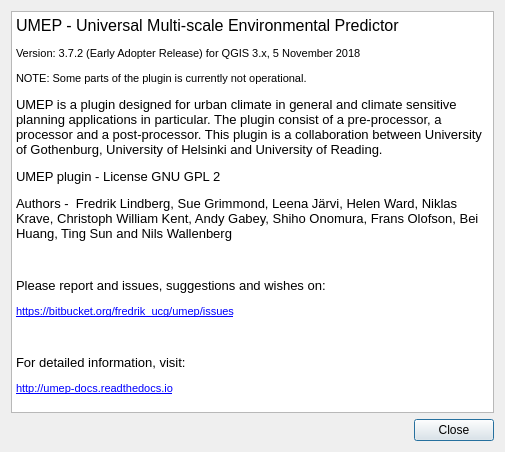
First picture: the form in UMEP_about.ui, repository UMEP-dev/UMEP, before the edit.
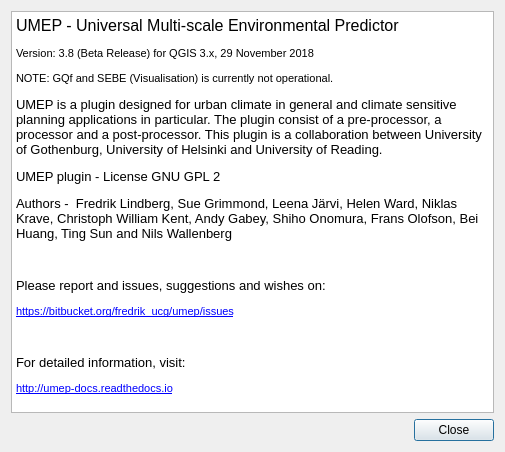
Second picture: the form after the edit.

Commit message: 3.8   : LQf now operational (beta). Bugfix in SuewsSimple and SuewsAnalyzer.

```diff
--- a/UMEP_about.ui
+++ b/UMEP_about.ui
@@ -31,8 +31,8 @@
 p, li { white-space: pre-wrap; }
 &lt;/style&gt;&lt;/head&gt;&lt;body style=&quot; font-family:'MS Shell Dlg 2'; font-size:8.25pt; font-weight:400; font-style:normal;&quot;&gt;
 &lt;p style=&quot; margin-top:0px; margin-bottom:0px; margin-left:0px; margin-right:0px; -qt-block-indent:0; text-indent:0px;&quot;&gt;&lt;span style=&quot; font-size:12pt;&quot;&gt;UMEP - Universal Multi-scale Environmental Predictor &lt;/span&gt;&lt;/p&gt;
-&lt;p style=&quot; margin-top:12px; margin-bottom:12px; margin-left:0px; margin-right:0px; -qt-block-indent:0; text-indent:0px;&quot;&gt;&lt;span style=&quot; font-size:8pt;&quot;&gt;Version: 3.7.2 (Early Adopter Release) for QGIS 3.x, 5 November 2018&lt;/span&gt;&lt;/p&gt;
-&lt;p style=&quot; margin-top:12px; margin-bottom:12px; margin-left:0px; margin-right:0px; -qt-block-indent:0; text-indent:0px;&quot;&gt;&lt;span style=&quot; font-size:8pt;&quot;&gt;NOTE: Some parts of the plugin is currently not operational.&lt;/span&gt;&lt;/p&gt;
+&lt;p style=&quot; margin-top:12px; margin-bottom:12px; margin-left:0px; margin-right:0px; -qt-block-indent:0; text-indent:0px;&quot;&gt;&lt;span style=&quot; font-size:8pt;&quot;&gt;Version: 3.8 (Beta Release) for QGIS 3.x, 29 November 2018&lt;/span&gt;&lt;/p&gt;
+&lt;p style=&quot; margin-top:12px; margin-bottom:12px; margin-left:0px; margin-right:0px; -qt-block-indent:0; text-indent:0px;&quot;&gt;&lt;span style=&quot; font-size:8pt;&quot;&gt;NOTE: GQf and SEBE (Visualisation) is currently not operational.&lt;/span&gt;&lt;/p&gt;
 &lt;p style=&quot; margin-top:12px; margin-bottom:12px; margin-left:0px; margin-right:0px; -qt-block-indent:0; text-indent:0px;&quot;&gt;&lt;span style=&quot; font-size:10pt;&quot;&gt;UMEP is a plugin designed for urban climate in general and climate sensitive planning applications in particular. The plugin consist of a pre-processor, a processor and a post-processor. This plugin is a collaboration between University of Gothenburg, University of Helsinki and University of Reading.&lt;/span&gt;&lt;/p&gt;
 &lt;p style=&quot; margin-top:12px; margin-bottom:12px; margin-left:0px; margin-right:0px; -qt-block-indent:0; text-indent:0px;&quot;&gt;&lt;span style=&quot; font-size:10pt;&quot;&gt;UMEP plugin - License GNU GPL 2&lt;/span&gt;&lt;/p&gt;
 &lt;p style=&quot; margin-top:12px; margin-bottom:12px; margin-left:0px; margin-right:0px; -qt-block-indent:0; text-indent:0px;&quot;&gt;&lt;span style=&quot; font-size:10pt;&quot;&gt;Authors -  Fredrik Lindberg, Sue Grimmond, Leena Järvi, Helen Ward, Niklas Krave, Christoph William Kent, Andy Gabey, Shiho Onomura, Frans Olofson, Bei Huang, Ting Sun and Nils Wallenberg&lt;/span&gt;&lt;/p&gt;
```
The commit also changes 15 other files.
